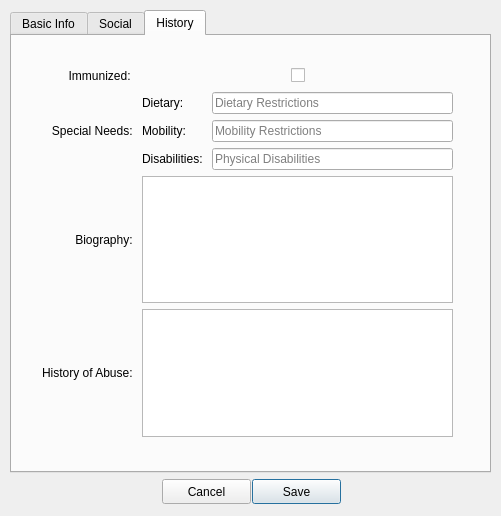
Old version of the form interface/inputdialog.ui in the repository ArclightEntertainment/arclight-placeholder.
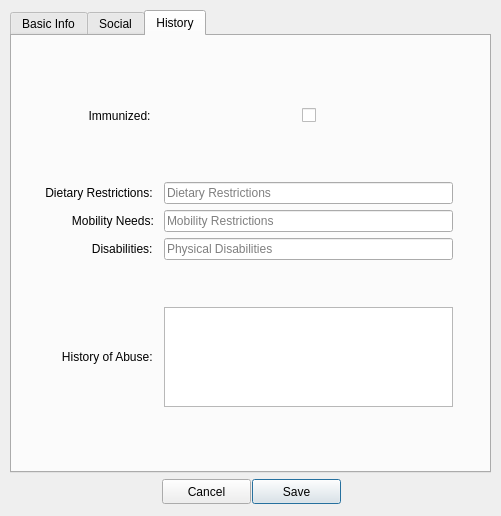
New version of the form. The open tabs and pages were chosen to show the change.

Commit message: Animal class fields represent updated class diagram

```diff
--- a/interface/inputdialog.ui
+++ b/interface/inputdialog.ui
@@ -48,94 +48,8 @@
          </rect>
         </property>
         <layout class="QGridLayout" name="BasicInfo">
-         <item row="15" column="1">
-          <spacer name="verticalSpacer_6">
-           <property name="orientation">
-            <enum>Qt::Vertical</enum>
-           </property>
-           <property name="sizeHint" stdset="0">
-            <size>
-             <width>20</width>
-             <height>58</height>
-            </size>
-           </property>
-          </spacer>
-         </item>
-         <item row="8" column="1">
-          <widget class="QSpinBox" name="ageSpinBox">
-           <property name="maximumSize">
-            <size>
-             <width>40</width>
-             <height>16777215</height>
-            </size>
-           </property>
-           <property name="minimum">
-            <number>0</number>
-           </property>
-          </widget>
-         </item>
-         <item row="1" column="1">
-          <spacer name="verticalSpacer">
-           <property name="orientation">
-            <enum>Qt::Vertical</enum>
-           </property>
-           <property name="sizeHint" stdset="0">
-            <size>
-             <width>20</width>
-             <height>40</height>
-            </size>
-           </property>
-          </spacer>
-         </item>
-         <item row="2" column="0">
-          <widget class="QLabel" name="speciesLabel">
-           <property name="text">
-            <string>        Species:</string>
-           </property>
-          </widget>
-         </item>
-         <item row="14" column="1">
-          <widget class="QTextEdit" name="descTextEdit"/>
-         </item>
-         <item row="0" column="0">
-          <widget class="QLabel" name="nameLabel">
-           <property name="text">
-            <string>          Name:</string>
-           </property>
-          </widget>
-         </item>
-         <item row="10" column="1">
-          <spacer name="verticalSpacer_5">
-           <property name="orientation">
-            <enum>Qt::Vertical</enum>
-           </property>
-           <property name="sizeHint" stdset="0">
-            <size>
-             <width>20</width>
-             <height>60</height>
-            </size>
-           </property>
-          </spacer>
-         </item>
-         <item row="0" column="2">
-          <spacer name="horizontalSpacer">
-           <property name="orientation">
-            <enum>Qt::Horizontal</enum>
-           </property>
-           <property name="sizeHint" stdset="0">
-            <size>
-             <width>40</width>
-             <height>20</height>
-            </size>
-           </property>
-          </spacer>
-         </item>
-         <item row="14" column="0">
-          <widget class="QLabel" name="descLabel">
-           <property name="text">
-            <string>Description</string>
-           </property>
-          </widget>
+         <item row="13" column="1">
+          <widget class="QTextEdit" name="bioTextEdit"/>
          </item>
          <item row="8" column="0">
           <widget class="QLabel" name="ageLabel">
@@ -234,6 +148,26 @@
            </property>
           </widget>
          </item>
+         <item row="13" column="0">
+          <widget class="QLabel" name="bioLabel">
+           <property name="text">
+            <string>Biography</string>
+           </property>
+          </widget>
+         </item>
+         <item row="0" column="2">
+          <spacer name="horizontalSpacer">
+           <property name="orientation">
+            <enum>Qt::Horizontal</enum>
+           </property>
+           <property name="sizeHint" stdset="0">
+            <size>
+             <width>40</width>
+             <height>20</height>
+            </size>
+           </property>
+          </spacer>
+         </item>
          <item row="7" column="1">
           <spacer name="verticalSpacer_4">
            <property name="orientation">
@@ -452,33 +386,50 @@
         <property name="geometry">
          <rect>
           <x>30</x>
-          <y>30</y>
+          <y>70</y>
           <width>411</width>
-          <height>371</height>
+          <height>301</height>
          </rect>
         </property>
         <layout class="QGridLayout" name="gridLayout">
-         <item row="1" column="0">
-          <widget class="QLabel" name="specNeedsLabel">
+         <item row="3" column="2">
+          <widget class="QLineEdit" name="mobilityLineEdit">
+           <property name="placeholderText">
+            <string>Mobility Restrictions</string>
+           </property>
+          </widget>
+         </item>
+         <item row="6" column="0">
+          <widget class="QLabel" name="aHistLabel">
            <property name="text">
-            <string>   Special Needs: </string>
+            <string>      History of Abuse: </string>
            </property>
           </widget>
          </item>
-         <item row="2" column="1">
-          <spacer name="verticalSpacer_8">
-           <property name="orientation">
-            <enum>Qt::Vertical</enum>
+         <item row="2" column="0">
+          <widget class="QLabel" name="label_2">
+           <property name="text">
+            <string> Dietary Restrictions: </string>
            </property>
-           <property name="sizeHint" stdset="0">
+          </widget>
+         </item>
+         <item row="6" column="2">
+          <widget class="QTextEdit" name="aHistTextEdit">
+           <property name="sizePolicy">
+            <sizepolicy hsizetype="Expanding" vsizetype="Fixed">
+             <horstretch>0</horstretch>
+             <verstretch>0</verstretch>
+            </sizepolicy>
+           </property>
+           <property name="maximumSize">
             <size>
-             <width>20</width>
-             <height>40</height>
+             <width>16777215</width>
+             <height>100</height>
             </size>
            </property>
-          </spacer>
+          </widget>
          </item>
-         <item row="0" column="1">
+         <item row="0" column="2">
           <layout class="QHBoxLayout" name="immunizedLayout">
            <item>
             <spacer name="horizontalSpacer_4">
@@ -518,83 +469,11 @@
          <item row="0" column="0">
           <widget class="QLabel" name="immunizedLabel">
            <property name="text">
-            <string>        Immunized: </string>
+            <string>              Immunized: </string>
            </property>
           </widget>
          </item>
-         <item row="6" column="0">
-          <widget class="QLabel" name="aHistLabel">
-           <property name="text">
-            <string>History of Abuse: </string>
-           </property>
-          </widget>
-         </item>
-         <item row="1" column="1">
-          <layout class="QFormLayout" name="formLayout">
-           <item row="0" column="0">
-            <widget class="QLabel" name="label_2">
-             <property name="text">
-              <string>Dietary: </string>
-             </property>
-            </widget>
-           </item>
-           <item row="0" column="1">
-            <widget class="QLineEdit" name="dietLineEdit">
-             <property name="text">
-              <string/>
-             </property>
-             <property name="echoMode">
-              <enum>QLineEdit::Normal</enum>
-             </property>
-             <property name="placeholderText">
-              <string>Dietary Restrictions</string>
-             </property>
-            </widget>
-           </item>
-           <item row="1" column="0">
-            <widget class="QLabel" name="label_3">
-             <property name="text">
-              <string>Mobility: </string>
-             </property>
-            </widget>
-           </item>
-           <item row="1" column="1">
-            <widget class="QLineEdit" name="mobilityLineEdit">
-             <property name="placeholderText">
-              <string>Mobility Restrictions</string>
-             </property>
-            </widget>
-           </item>
-           <item row="2" column="0">
-            <widget class="QLabel" name="label_4">
-             <property name="text">
-              <string>Disabilities: </string>
-             </property>
-            </widget>
-           </item>
-           <item row="2" column="1">
-            <widget class="QLineEdit" name="disabLineEdit">
-             <property name="placeholderText">
-              <string>Physical Disabilities</string>
-             </property>
-            </widget>
-           </item>
-          </layout>
-         </item>
-         <item row="4" column="0">
-          <widget class="QLabel" name="bioLabel">
-           <property name="text">
-            <string>          Biography: </string>
-           </property>
-          </widget>
-         </item>
-         <item row="4" column="1">
-          <widget class="QTextEdit" name="bioTextEdit"/>
-         </item>
-         <item row="6" column="1">
-          <widget class="QTextEdit" name="aHistTextEdit"/>
-         </item>
-         <item row="5" column="1">
+         <item row="5" column="2">
           <spacer name="verticalSpacer_9">
            <property name="orientation">
             <enum>Qt::Vertical</enum>
@@ -607,6 +486,53 @@
            </property>
           </spacer>
          </item>
+         <item row="4" column="0">
+          <widget class="QLabel" name="label_4">
+           <property name="text">
+            <string>               Disabilities: </string>
+           </property>
+          </widget>
+         </item>
+         <item row="1" column="2">
+          <spacer name="verticalSpacer_8">
+           <property name="orientation">
+            <enum>Qt::Vertical</enum>
+           </property>
+           <property name="sizeHint" stdset="0">
+            <size>
+             <width>20</width>
+             <height>50</height>
+            </size>
+           </property>
+          </spacer>
+         </item>
+         <item row="3" column="0">
+          <widget class="QLabel" name="label_3">
+           <property name="text">
+            <string>         Mobility Needs: </string>
+           </property>
+          </widget>
+         </item>
+         <item row="4" column="2">
+          <widget class="QLineEdit" name="disabLineEdit">
+           <property name="placeholderText">
+            <string>Physical Disabilities</string>
+           </property>
+          </widget>
+         </item>
+         <item row="2" column="2">
+          <widget class="QLineEdit" name="dietLineEdit">
+           <property name="text">
+            <string/>
+           </property>
+           <property name="echoMode">
+            <enum>QLineEdit::Normal</enum>
+           </property>
+           <property name="placeholderText">
+            <string>Dietary Restrictions</string>
+           </property>
+          </widget>
+         </item>
         </layout>
        </widget>
       </widget>
```
Left out of the diff: 238 changed lines with no effect on the pictures. The commit also changes 14 other files.
